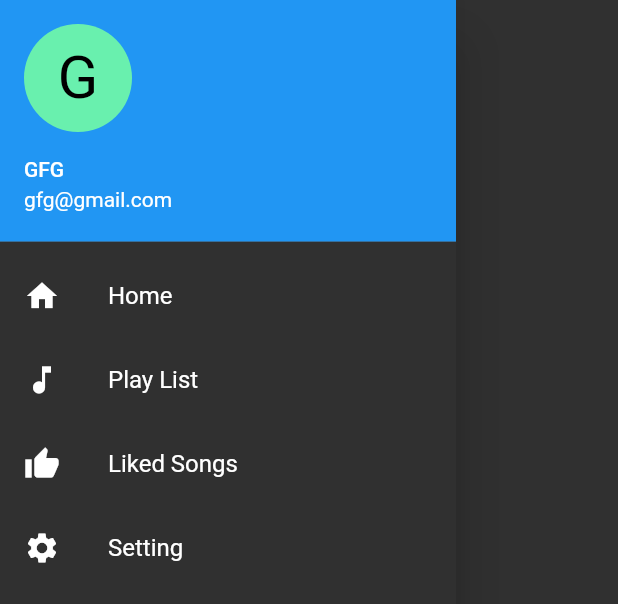
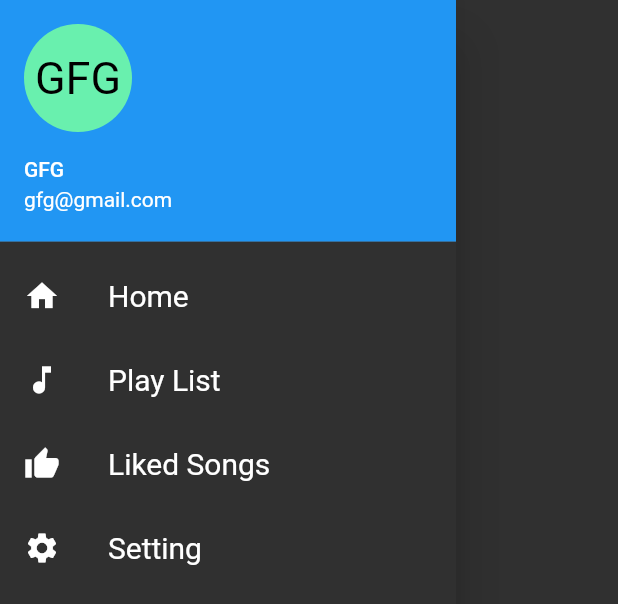
Before and after one commit to GFG-CLUB-KIIT/Hear-ME, a Flutter app: what drawer() shows on an empty page, opened directly, on a phone screen of 412 x 824 dp. Shown: the top 604 px of the screen. Run offline on Flutter 3.47's test engine with Material 2 defaults, Android fonts, the phone set to English and light mode, and no system bars.

Commit message:
Drawer 2

```diff
--- a/lib/Utils/drawer.dart
+++ b/lib/Utils/drawer.dart
@@ -10,8 +10,8 @@ Widget drawer(){
               currentAccountPicture: CircleAvatar(
                 backgroundColor: Colors.greenAccent,
                 child: Text(
-                  "G",
-                  style: TextStyle(fontSize: 40.0),
+                  "GFG",
+                  style: TextStyle(fontSize: 30.0),
                 ),
               ),
             ),
@@ -19,25 +19,25 @@ Widget drawer(){
               leading: Icon(
                 Icons.home,
               ),
-              title: Text("Home"),
+              title: Text("Home",style: TextStyle(fontSize: 20.0,),),
             ),
             ListTile(
               leading: Icon(
                 Icons.music_note,
               ),
-              title: Text("Play List"),
+              title: Text("Play List",style: TextStyle(fontSize: 20.0)),
             ),
             ListTile(
               leading: Icon(
                 Icons.thumb_up,
               ),
-              title: Text("Liked Songs"),
+              title: Text("Liked Songs",style: TextStyle(fontSize: 20.0)),
             ),
             ListTile(
               leading: Icon(
                 Icons.settings,
               ),
-              title: Text("Setting"),
+              title: Text("Setting",style: TextStyle(fontSize: 20.0)),
             )
             //Text("Home"),
           ],
```
